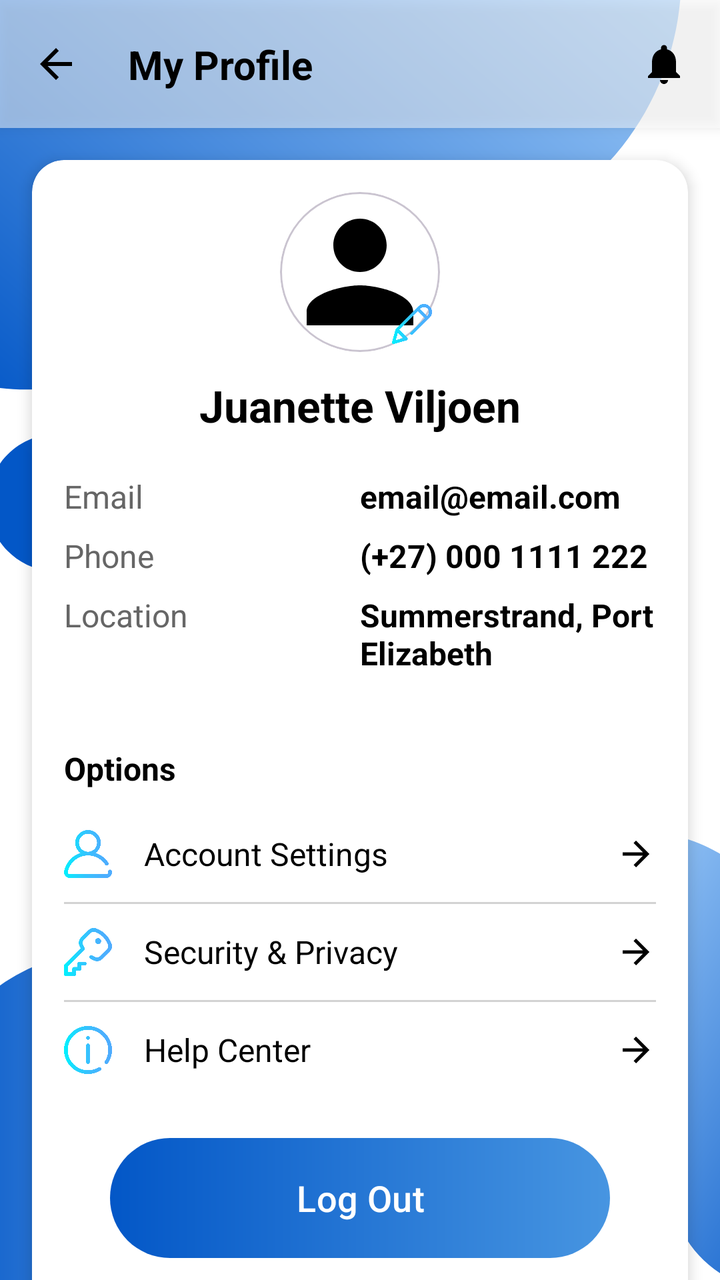
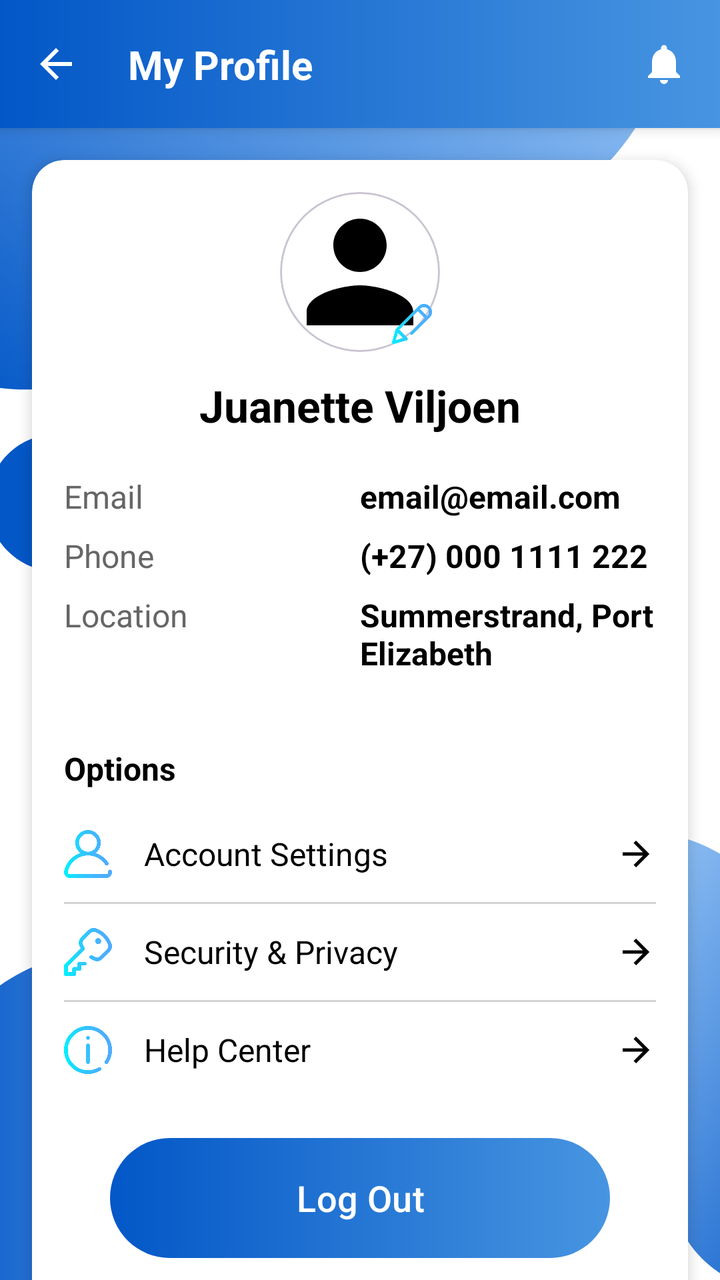

Compare the two renders of this Android layout. The source of the first and the diff that turns it into the second are given below.
<!-- AndroidManifest.xml: application theme Theme.PoolApp -->
<!-- res/layout/po_profile.xml -->
<?xml version="1.0" encoding="utf-8"?>
<androidx.constraintlayout.widget.ConstraintLayout xmlns:android="http://schemas.android.com/apk/res/android"
    xmlns:app="http://schemas.android.com/apk/res-auto"
    xmlns:tools="http://schemas.android.com/tools"
    android:layout_width="match_parent"
    android:layout_height="match_parent"
    android:background="@drawable/bg"
    android:foregroundTint="@color/black_transparent_50"
    tools:context=".PO_Profile">

    <androidx.constraintlayout.widget.ConstraintLayout
        android:id="@+id/profile_header_banner"
        android:layout_width="match_parent"
        android:layout_height="64dp"
        android:background="@color/white_transparent_50"
        android:elevation="4dp"
        app:layout_constraintEnd_toEndOf="parent"
        app:layout_constraintStart_toStartOf="parent"
        app:layout_constraintTop_toTopOf="parent">

        <ImageButton
            android:id="@+id/btn_back"
            android:layout_width="wrap_content"
            android:layout_height="wrap_content"
            android:background="@android:color/transparent"
            android:contentDescription="Back"
            android:padding="16dp"
            android:src="@drawable/ic_arrow_back_white_24dp"
            app:layout_constraintBottom_toBottomOf="parent"
            app:layout_constraintStart_toStartOf="parent"
            app:layout_constraintTop_toTopOf="parent"
            app:tint="@color/black" />

        <TextView
            android:id="@+id/tv_header_title"
            android:layout_width="wrap_content"
            android:layout_height="wrap_content"
            android:layout_marginStart="8dp"
            android:text="My Profile"
            android:textColor="@color/black"
            android:textSize="20sp"
            android:textStyle="bold"
            app:layout_constraintBottom_toBottomOf="parent"
            app:layout_constraintStart_toEndOf="@id/btn_back"
            app:layout_constraintTop_toTopOf="parent" />

        <ImageButton
            android:id="@+id/btn_notifications"
            android:layout_width="wrap_content"
            android:layout_height="wrap_content"
            android:background="@android:color/transparent"
            android:contentDescription="Notifications"
            android:padding="16dp"
            android:src="@drawable/ic_notifications_white_24dp"
            app:layout_constraintBottom_toBottomOf="parent"
            app:layout_constraintEnd_toEndOf="parent"
            app:layout_constraintTop_toTopOf="parent"
            app:tint="@color/black" />

    </androidx.constraintlayout.widget.ConstraintLayout>

    <androidx.core.widget.NestedScrollView
        android:id="@+id/nestedScrollView"
        android:layout_width="0dp"
        android:layout_height="0dp"
        app:layout_constraintBottom_toBottomOf="parent"
        app:layout_constraintEnd_toEndOf="parent"
        app:layout_constraintStart_toStartOf="parent"
        app:layout_constraintTop_toBottomOf="@id/profile_header_banner">

        <LinearLayout
            android:layout_width="match_parent"
            android:layout_height="wrap_content"
            android:gravity="center"
            android:orientation="vertical"
            android:paddingBottom="80dp">

            <androidx.cardview.widget.CardView
                android:layout_width="match_parent"
                android:layout_height="wrap_content"
                android:layout_marginHorizontal="16dp"
                android:layout_marginTop="16dp"
                android:layout_marginBottom="16dp"
                app:cardCornerRadius="16dp"
                app:cardElevation="4dp">

                <LinearLayout
                    android:layout_width="match_parent"
                    android:layout_height="wrap_content"
                    android:orientation="vertical"
                    android:paddingBottom="16dp">

                    <LinearLayout
                        android:layout_width="match_parent"
                        android:layout_height="wrap_content"
                        android:foregroundTint="@color/white_transparent_50"
                        android:hapticFeedbackEnabled="false"
                        android:orientation="vertical"
                        android:paddingHorizontal="16dp"
                        android:paddingTop="16dp"
                        android:paddingBottom="16dp">

                        <FrameLayout
                            android:id="@+id/fl_profile_photo_container"
                            android:layout_width="80dp"  android:layout_height="80dp"
                            android:layout_gravity="center_horizontal"
                            android:layout_marginBottom="12dp">

                            <com.google.android.material.card.MaterialCardView
                                android:layout_width="match_parent"
                                android:layout_height="match_parent"
                                app:cardCornerRadius="40dp"
                                app:cardElevation="0dp"
                                app:cardBackgroundColor="@android:color/transparent"
                                >

                                <ImageView
                                    android:id="@+id/iv_profile_picture"
                                    android:layout_width="match_parent"
                                    android:layout_height="match_parent"
                                    android:background="@android:color/transparent"
                                    android:contentDescription="User Profile Picture"
                                    android:scaleType="centerCrop"
                                    android:src="@drawable/ic_profile_placeholder" />

                            </com.google.android.material.card.MaterialCardView>

                            <ImageButton
                                android:id="@+id/btn_edit_profile_photo"
                                android:layout_width="28dp"
                                android:layout_height="28dp"
                                android:layout_gravity="bottom|end"
                                android:background="@null" android:elevation="4dp"
                                android:src="@drawable/edit"
                                android:contentDescription="Edit Profile Photo"
                                android:scaleType="centerInside"
                                android:padding="4dp"
                                />

                        </FrameLayout>

                        <TextView
                            android:id="@+id/tv_user_name"
                            android:layout_width="wrap_content"
                            android:layout_height="wrap_content"
                            android:layout_gravity="center_horizontal"
                            android:layout_marginBottom="16dp"
                            android:text="Juanette Viljoen"
                            android:textColor="@color/black"
                            android:textSize="22sp"
                            android:textStyle="bold" />

                        <TableLayout
                            android:layout_width="match_parent"
                            android:layout_height="wrap_content"
                            android:stretchColumns="1">

                            <TableRow>

                                <TextView
                                    style="@style/ProfileDetailLabel"
                                    android:text="Email" />

                                <TextView
                                    android:id="@+id/tv_detail_email"
                                    style="@style/ProfileDetailValue"
                                    android:text="email@email.com" />
                            </TableRow>

                            <TableRow>

                                <TextView
                                    style="@style/ProfileDetailLabel"
                                    android:text="Phone" />

                                <TextView
                                    android:id="@+id/tv_detail_phone"
                                    style="@style/ProfileDetailValue"
                                    android:text="(+27) 000 1111 222" />
                            </TableRow>

                            <TableRow>

                                <TextView
                                    style="@style/ProfileDetailLabel"
                                    android:text="Location" />

                                <TextView
                                    android:id="@+id/tv_detail_location"
                                    style="@style/ProfileDetailValue"
                                    android:text="Summerstrand, Port Elizabeth" />
                            </TableRow>
                        </TableLayout>
                    </LinearLayout>

                    <TextView
                        android:layout_width="match_parent"
                        android:layout_height="wrap_content"
                        android:paddingStart="16dp"
                        android:paddingTop="16dp"
                        android:paddingEnd="16dp"
                        android:paddingBottom="8dp"
                        android:text="Options"
                        android:textColor="@color/black"
                        android:textSize="16sp"
                        android:textStyle="bold" />

                    <LinearLayout
                        android:layout_width="match_parent"
                        android:layout_height="wrap_content"
                        android:background="@android:color/transparent"
                        android:orientation="vertical"
                        android:paddingHorizontal="16dp">

                        <LinearLayout
                            android:id="@+id/option_account_settings"
                            android:layout_width="match_parent"
                            android:layout_height="wrap_content"
                            android:background="?attr/selectableItemBackground"
                            android:clickable="true"
                            android:focusable="true"
                            android:gravity="center_vertical"
                            android:orientation="horizontal"
                            android:paddingVertical="12dp">

                            <ImageView
                                android:id="@+id/icon_left_account"
                                android:layout_width="24dp"
                                android:layout_height="24dp"
                                android:layout_marginEnd="16dp"
                                android:contentDescription="Account Settings Icon"
                                android:src="@drawable/profile" />

                            <TextView
                                android:id="@+id/tv_label_account"
                                android:layout_width="0dp"
                                android:layout_height="wrap_content"
                                android:layout_weight="1"
                                android:text="Account Settings"
                                android:textColor="@color/black"
                                android:textSize="16sp" />

                            <ImageView
                                android:layout_width="20dp"
                                android:layout_height="20dp"
                                android:contentDescription="Go to"
                                android:src="@drawable/ic_arrow_forward_black_24dp"
                                app:tint="@color/black" />
                        </LinearLayout>

                        <View style="@style/DividerLine" />

                        <LinearLayout
                            android:id="@+id/option_security_privacy"
                            android:layout_width="match_parent"
                            android:layout_height="wrap_content"
                            android:background="?attr/selectableItemBackground"
                            android:clickable="true"
                            android:focusable="true"
                            android:gravity="center_vertical"
                            android:orientation="horizontal"
                            android:paddingVertical="12dp">

                            <ImageView
                                android:id="@+id/icon_left_security"
                                android:layout_width="24dp"
                                android:layout_height="24dp"
                                android:layout_marginEnd="16dp"
                                android:contentDescription="Security and Privacy Icon"
                                android:src="@drawable/password"
                            />

                            <TextView
                                android:id="@+id/tv_label_security"
                                android:layout_width="0dp"
                                android:layout_height="wrap_content"
                                android:layout_weight="1"
                                android:text="Security &amp; Privacy"
                                android:textColor="@color/black"
                                android:textSize="16sp" />

                            <ImageView
                                android:layout_width="20dp"
                                android:layout_height="20dp"
                                android:contentDescription="Go to"
                                android:src="@drawable/ic_arrow_forward_black_24dp"
                                app:tint="@color/black" />
                        </LinearLayout>

                        <View style="@style/DividerLine" />

                        <LinearLayout
                            android:id="@+id/option_help_center"
                            android:layout_width="match_parent"
                            android:layout_height="wrap_content"
                            android:background="?attr/selectableItemBackground"
                            android:clickable="true"
                            android:focusable="true"
                            android:gravity="center_vertical"
                            android:orientation="horizontal"
                            android:paddingVertical="12dp">

                            <ImageView
                                android:id="@+id/icon_left_help"
                                android:layout_width="24dp"
                                android:layout_height="24dp"
                                android:layout_marginEnd="16dp"
                                android:contentDescription="Help Center Icon"
                                android:src="@drawable/help"
                             />

                            <TextView
                                android:id="@+id/tv_label_help"
                                android:layout_width="0dp"
                                android:layout_height="wrap_content"
                                android:layout_weight="1"
                                android:text="Help Center"
                                android:textColor="@color/black"
                                android:textSize="16sp" />

                            <ImageView
                                android:layout_width="20dp"
                                android:layout_height="20dp"
                                android:contentDescription="Go to"
                                android:src="@drawable/ic_arrow_forward_black_24dp"
                                app:tint="@color/black" />
                        </LinearLayout>

                    </LinearLayout>

                    <LinearLayout
                        android:layout_width="match_parent"
                        android:layout_height="wrap_content"
                        android:orientation="vertical"
                        android:paddingBottom="16dp">

                        <com.google.android.material.button.MaterialButton
                            android:id="@+id/btn_logout"
                            android:layout_width="250dp"
                            android:layout_height="60dp"
                            android:layout_gravity="center_horizontal"
                            android:layout_marginTop="20dp"
                            android:layout_marginBottom="16dp"
                            android:background="@drawable/custom_button2"
                            android:paddingVertical="12dp"
                            android:text="Log Out"
                            android:textColor="@color/white"
                            android:textSize="18dp"
                            app:backgroundTint="@null"
                            app:rippleColor="@color/white_transparent_50" />

                    </LinearLayout>

                </LinearLayout>
            </androidx.cardview.widget.CardView>
        </LinearLayout>
    </androidx.core.widget.NestedScrollView>

</androidx.constraintlayout.widget.ConstraintLayout>
<!-- resources referenced by this layout -->
<resources>
  <color name="black">#FF000000</color>
  <color name="black_transparent_50">#80000000</color>
  <color name="white">#FFFFFFFF</color>
  <color name="white_transparent_50">#80FFFFFF</color>
  <!-- drawable custom_button2 (drawable) -->
  <?xml version="1.0" encoding="utf-8"?>
  <shape xmlns:android="http://schemas.android.com/apk/res/android" android:shape="rectangle">
  
      <gradient
          android:startColor="#0357c7"
          android:endColor="#4795e1"
          android:type="linear"/>
  
      <corners
          android:radius="50dp"/>
  
  </shape>
  <!-- drawable ic_arrow_back_white_24dp (drawable) -->
  <vector xmlns:android="http://schemas.android.com/apk/res/android"
      android:width="24dp"
      android:height="24dp"
      android:viewportWidth="24"
      android:viewportHeight="24"
      android:tint="#FFFFFF"> <path
      android:fillColor="@android:color/white"
      android:pathData="M20,11L7.83,11l5.59,-5.59L12,4L4,12l8,8 1.41,-1.41L7.83,13L20,13z"/>
  </vector>
  <!-- drawable ic_arrow_forward_black_24dp (drawable) -->
  <vector xmlns:android="http://schemas.android.com/apk/res/android"
      android:width="24dp"
      android:height="24dp"
      android:viewportWidth="24"
      android:viewportHeight="24"
      android:tint="#000000"> <path
      android:fillColor="@android:color/black"
      android:pathData="M12,4l-1.41,1.41L16.17,11H4v2h12.17l-5.58,5.59L12,20l8,-8z"/>
  </vector>
  <!-- drawable ic_notifications_white_24dp (drawable) -->
  <vector xmlns:android="http://schemas.android.com/apk/res/android"
      android:width="24dp"
      android:height="24dp"
      android:viewportWidth="24"
      android:viewportHeight="24"
      android:tint="#FFFFFF"> <path
      android:fillColor="@android:color/white"
      android:pathData="M12,22c1.1,0 2,-0.9 2,-2h-4c0,1.1 0.9,2 2,2zM18,16v-5c0,-3.07 -1.63,-5.64 -4.5,-6.32L13.5,4c0,-0.83 -0.67,-1.5 -1.5,-1.5s-1.5,0.67 -1.5,1.5v0.68C7.63,5.36 6,7.93 6,11v5l-2,2v1h16v-1l-2,-2z"/>
  </vector>
  <!-- drawable ic_profile_placeholder (drawable) -->
  <vector android:height="24dp" android:tint="#000000"
      android:viewportHeight="24" android:viewportWidth="24"
      android:width="24dp" xmlns:android="http://schemas.android.com/apk/res/android">
      <path android:fillColor="@android:color/white" android:pathData="M12,12c2.21,0 4,-1.79 4,-4s-1.79,-4 -4,-4 -4,1.79 -4,4 1.79,4 4,4zM12,14c-2.67,0 -8,1.34 -8,4v2h16v-2c0,-2.66 -5.33,-4 -8,-4z"/>
  </vector>
  <style name="DividerLine">
          <item name="android:layout_width">match_parent</item>
          <item name="android:layout_height">1dp</item>
          <item name="android:background">@color/grey_light</item>
      </style>
  <style name="ProfileDetailLabel">
          <item name="android:layout_width">0dp</item>
          <item name="android:layout_height">wrap_content</item>
          <item name="android:layout_weight">1</item>
          <item name="android:textSize">16sp</item>
          <item name="android:textColor">@color/grey_dark</item>
          <item name="android:paddingVertical">4dp</item>
      </style>
  <style name="ProfileDetailValue" parent="ProfileDetailLabel">
          <item name="android:textColor">@color/black</item>
          <item name="android:textStyle">bold</item>
      </style>
  <color name="grey_light">#D3D3D3</color>
  <color name="grey_dark">#666666</color>
  <color name="colorPrimary">#096ca7</color>
  <color name="colorPrimaryVariant">#034b75</color>
  <color name="colorOnPrimary">#FFFFFF</color>
  <color name="colorSecondary">#0A57FF</color>
  <color name="colorOnSecondary">#FFFFFF</color>
  <color name="colorSurface">#FFFFFF</color>
  <color name="colorOnSurface">#1C1B1F</color>
  <!-- unchanged entries left out for length: 6 -->
</resources>

<!-- the commit's change to res/layout/po_profile.xml (unified diff, before → after) -->
@@ -12,7 +12,7 @@
         android:id="@+id/profile_header_banner"
         android:layout_width="match_parent"
         android:layout_height="64dp"
-        android:background="@color/white_transparent_50"
+        android:background="@drawable/custom_background"
         android:elevation="4dp"
         app:layout_constraintEnd_toEndOf="parent"
         app:layout_constraintStart_toStartOf="parent"
@@ -29,7 +29,7 @@
             app:layout_constraintBottom_toBottomOf="parent"
             app:layout_constraintStart_toStartOf="parent"
             app:layout_constraintTop_toTopOf="parent"
-            app:tint="@color/black" />
+            app:tint="@color/white" />
 
         <TextView
             android:id="@+id/tv_header_title"
@@ -37,7 +37,7 @@
             android:layout_height="wrap_content"
             android:layout_marginStart="8dp"
             android:text="My Profile"
-            android:textColor="@color/black"
+            android:textColor="@color/white"
             android:textSize="20sp"
             android:textStyle="bold"
             app:layout_constraintBottom_toBottomOf="parent"
@@ -55,7 +55,7 @@
             app:layout_constraintBottom_toBottomOf="parent"
             app:layout_constraintEnd_toEndOf="parent"
             app:layout_constraintTop_toTopOf="parent"
-            app:tint="@color/black" />
+            app:tint="@color/white" />
 
     </androidx.constraintlayout.widget.ConstraintLayout>
 
<!-- resource entries referenced after the edit -->
@@ -4,6 +4,16 @@
   <color name="black_transparent_50">#80000000</color>
   <color name="white">#FFFFFFFF</color>
   <color name="white_transparent_50">#80FFFFFF</color>
+  <!-- drawable custom_background (drawable) -->
+  <?xml version="1.0" encoding="utf-8"?>
+  <shape xmlns:android="http://schemas.android.com/apk/res/android" android:shape="rectangle">
+  
+      <gradient
+          android:startColor="#0357c7"
+          android:endColor="#4795e1"
+          android:type="linear"/>
+  
+  </shape>
   <!-- drawable custom_button2 (drawable) -->
   <?xml version="1.0" encoding="utf-8"?>
   <shape xmlns:android="http://schemas.android.com/apk/res/android" android:shape="rectangle">
